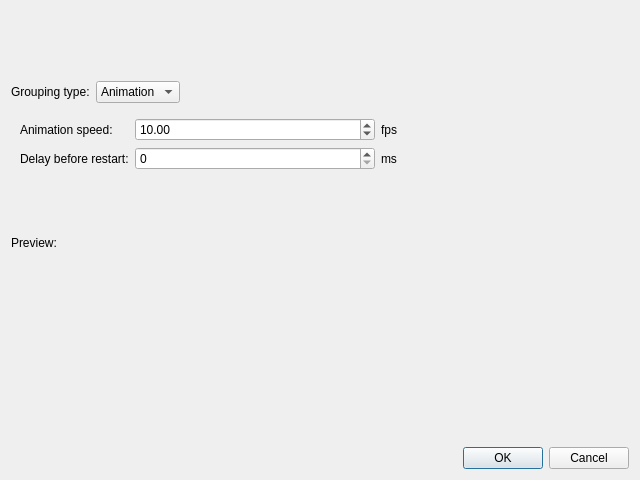
First picture: the form in src/gui/desktop/ui/photos_grouping_dialog.ui, repository Kicer86/photobroom, before the edit.
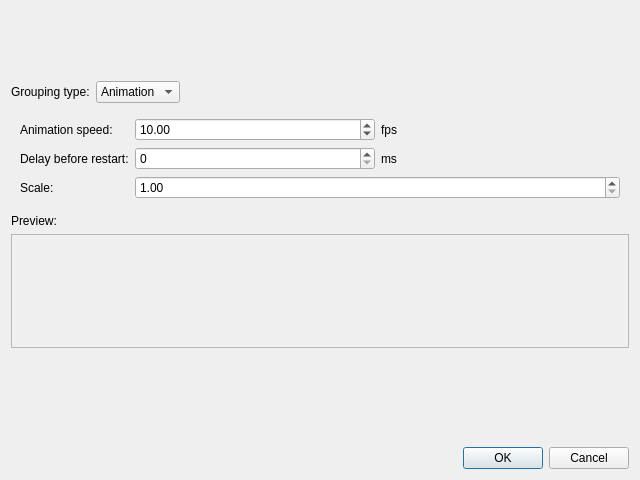
Second picture: the form after the edit. Custom widgets are drawn as their Qt base class.

Commit message: gui: PhotosGroupingDialog: adding scale

Patch:
```diff
--- a/src/gui/desktop/ui/photos_grouping_dialog.ui
+++ b/src/gui/desktop/ui/photos_grouping_dialog.ui
@@ -123,6 +123,23 @@
          </item>
         </layout>
        </item>
+       <item row="3" column="0">
+        <widget class="QLabel" name="scaleLabel">
+         <property name="text">
+          <string>Scale:</string>
+         </property>
+        </widget>
+       </item>
+       <item row="3" column="1">
+        <widget class="QDoubleSpinBox" name="scaleSpinBox">
+         <property name="minimum">
+          <double>1.000000000000000</double>
+         </property>
+         <property name="maximum">
+          <double>1000.000000000000000</double>
+         </property>
+        </widget>
+       </item>
       </layout>
      </widget>
     </widget>
@@ -135,7 +152,7 @@
     </widget>
    </item>
    <item>
-    <widget class="QWidget" name="resultPreview" native="true">
+    <widget class="QScrollArea" name="resultPreview">
      <property name="minimumSize">
       <size>
        <width>0</width>
```
